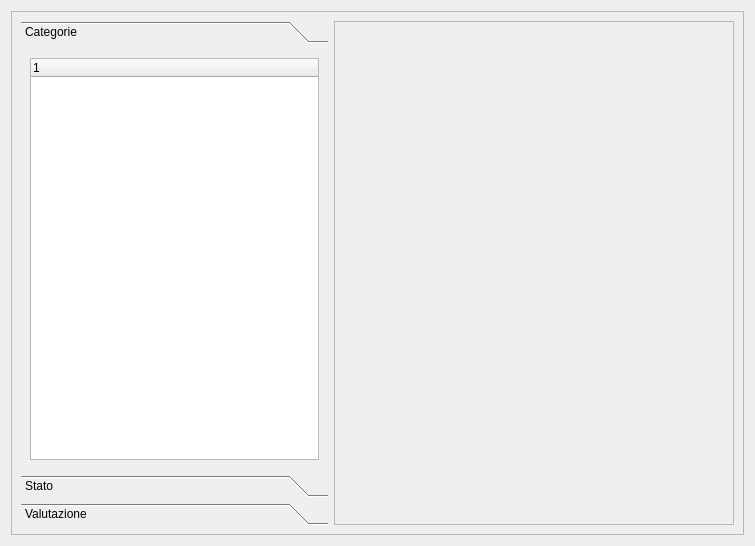
simon-r/LeScienze500, file bookmarkgui.ui: the form before one commit.
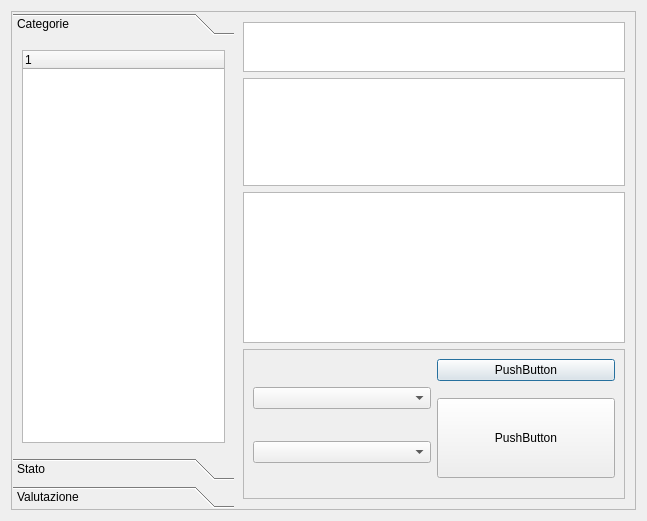
The form after the commit.

Commit message: mer  6 ott 2010, 22.34.57, CEST

Patch:
```diff
--- a/bookmarkgui.ui
+++ b/bookmarkgui.ui
@@ -6,15 +6,15 @@
    <rect>
     <x>0</x>
     <y>0</y>
-    <width>755</width>
-    <height>546</height>
+    <width>647</width>
+    <height>521</height>
    </rect>
   </property>
   <property name="windowTitle">
    <string>Dialog</string>
   </property>
   <layout class="QGridLayout" name="gridLayout">
-   <item row="0" column="0">
+   <item row="0" column="1">
     <widget class="QScrollArea" name="scrollArea">
      <property name="widgetResizable">
       <bool>true</bool>
@@ -24,11 +24,17 @@
        <rect>
         <x>0</x>
         <y>0</y>
-        <width>741</width>
-        <height>532</height>
+        <width>633</width>
+        <height>507</height>
        </rect>
       </property>
       <layout class="QHBoxLayout" name="horizontalLayout">
+       <property name="spacing">
+        <number>0</number>
+       </property>
+       <property name="margin">
+        <number>1</number>
+       </property>
        <item>
         <widget class="QToolBox" name="toolBox">
          <property name="minimumSize">
@@ -45,8 +51,8 @@
            <rect>
             <x>0</x>
             <y>0</y>
-            <width>319</width>
-            <height>433</height>
+            <width>221</width>
+            <height>414</height>
            </rect>
           </property>
           <attribute name="label">
@@ -123,11 +129,106 @@
           </size>
          </property>
          <property name="frameShape">
-          <enum>QFrame::StyledPanel</enum>
+          <enum>QFrame::NoFrame</enum>
          </property>
          <property name="frameShadow">
-          <enum>QFrame::Raised</enum>
+          <enum>QFrame::Plain</enum>
          </property>
+         <layout class="QVBoxLayout">
+          <item>
+           <widget class="QTextBrowser" name="Title">
+            <property name="minimumSize">
+             <size>
+              <width>0</width>
+              <height>50</height>
+             </size>
+            </property>
+            <property name="maximumSize">
+             <size>
+              <width>16777215</width>
+              <height>90</height>
+             </size>
+            </property>
+           </widget>
+          </item>
+          <item>
+           <widget class="QTextBrowser" name="Abstract">
+            <property name="minimumSize">
+             <size>
+              <width>0</width>
+              <height>100</height>
+             </size>
+            </property>
+            <property name="maximumSize">
+             <size>
+              <width>16777215</width>
+              <height>150</height>
+             </size>
+            </property>
+           </widget>
+          </item>
+          <item>
+           <widget class="QTextEdit" name="Comments">
+            <property name="minimumSize">
+             <size>
+              <width>0</width>
+              <height>140</height>
+             </size>
+            </property>
+           </widget>
+          </item>
+          <item>
+           <widget class="QFrame" name="frame_2">
+            <property name="minimumSize">
+             <size>
+              <width>0</width>
+              <height>150</height>
+             </size>
+            </property>
+            <property name="frameShape">
+             <enum>QFrame::StyledPanel</enum>
+            </property>
+            <property name="frameShadow">
+             <enum>QFrame::Raised</enum>
+            </property>
+            <layout class="QGridLayout" name="gridLayout_2">
+             <item row="1" column="1">
+              <widget class="QPushButton" name="OpenReview">
+               <property name="text">
+                <string>PushButton</string>
+               </property>
+              </widget>
+             </item>
+             <item row="2" column="1" rowspan="4">
+              <widget class="QPushButton" name="OpenPDF">
+               <property name="minimumSize">
+                <size>
+                 <width>0</width>
+                 <height>80</height>
+                </size>
+               </property>
+               <property name="text">
+                <string>PushButton</string>
+               </property>
+              </widget>
+             </item>
+             <item row="4" column="0">
+              <widget class="QComboBox" name="State"/>
+             </item>
+             <item row="2" column="0">
+              <widget class="QComboBox" name="Evaluation">
+               <property name="locale">
+                <locale language="Italian" country="Switzerland"/>
+               </property>
+               <property name="editable">
+                <bool>false</bool>
+               </property>
+              </widget>
+             </item>
+            </layout>
+           </widget>
+          </item>
+         </layout>
         </widget>
        </item>
       </layout>
```
Left out of the diff: 8 changed lines with no effect on the pictures.
